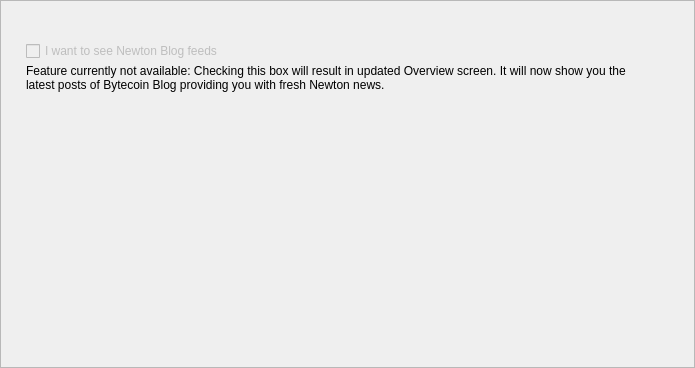
First picture: the form in src/Gui/Options/PrivacyFrame.ui, repository livenet123/NewtonWallet, before the edit.
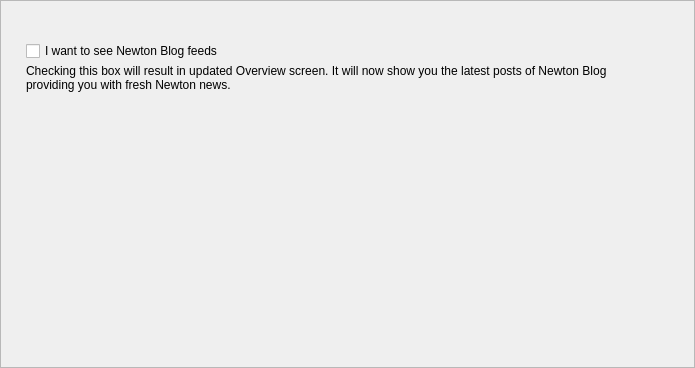
Second picture: the form after the edit. Custom widgets are drawn as their Qt base class.

```diff
--- a/src/Gui/Options/PrivacyFrame.ui
+++ b/src/Gui/Options/PrivacyFrame.ui
@@ -73,9 +73,6 @@
       </property>
       <item>
        <widget class="QCheckBox" name="m_newsCheck">
-        <property name="enabled">
-         <bool>false</bool>
-        </property>
         <property name="text">
          <string>I want to see Newton Blog feeds</string>
         </property>
@@ -84,7 +81,7 @@
       <item alignment="Qt::AlignTop">
        <widget class="WalletGui::WalletSmallGrayTextLabel" name="m_embeddedHelperLabel">
         <property name="text">
-         <string>Feature currently not available: Checking this box will result in updated Overview screen. It will now show you the latest posts of Bytecoin Blog providing you with fresh Newton news.</string>
+         <string>Checking this box will result in updated Overview screen. It will now show you the latest posts of Newton Blog providing you with fresh Newton news.</string>
         </property>
         <property name="alignment">
          <set>Qt::AlignLeading|Qt::AlignLeft|Qt::AlignTop</set>
```
Left out of the diff: 3 changed lines with no effect on the pictures.
